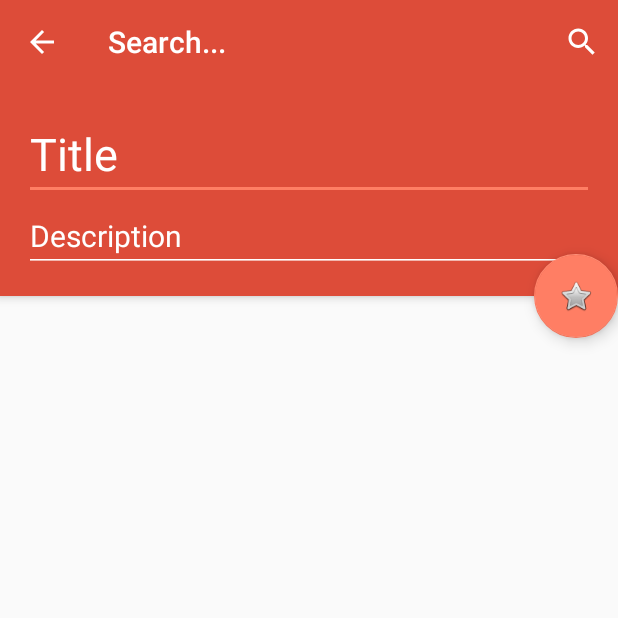
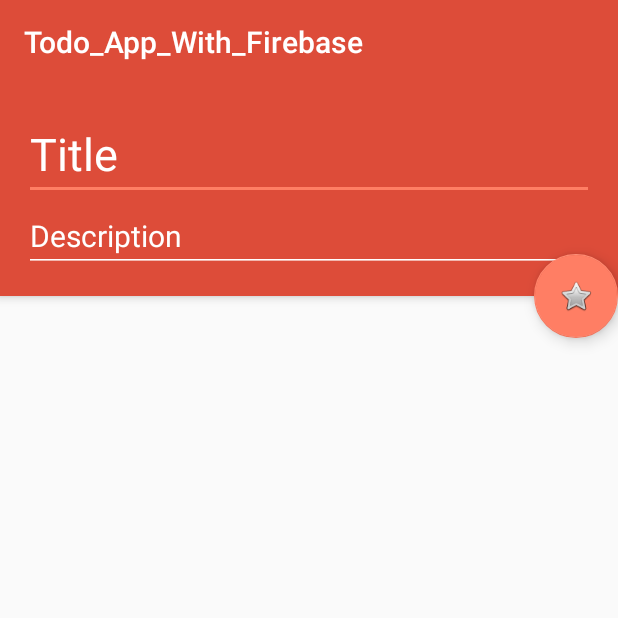
Before and after one commit to tareq3/Searchable_Recycler_ViewTodo_App_With_FireStore, an Android app: the screen it shows after launch (MainActivity), on a phone screen of 412 x 824 dp, the top half of it. Run offline under Robolectric (Android 15) with nearby library versions, the phone set to English and light mode, and no system bars; our stand-ins replace Firebase (no records; nobody signed in at launch, a user with empty details on screens opened directly); libraries missing offline, so code that uses them is left out: com.rengwuxian.materialedittext, dmax.dialog; plain views replace MaterialEditText; 5 statements that could not run were skipped.

Commit message:
02 branch Initial commit

```diff
--- a/app/src/main/AndroidManifest.xml
+++ b/app/src/main/AndroidManifest.xml
@@ -13,12 +13,6 @@
         android:theme="@style/AppTheme">
         <activity android:name=".MainActivity"
             >
-            <meta-data
-                android:name="andoid.app.searchable"
-                android:resource="@xml/searchable"/>
-            <intent-filter>
-                <action android:name="android.intent.action.SEARCH" />
-            </intent-filter>
 
             <intent-filter>
                 <action android:name="android.intent.action.MAIN" />
--- a/app/src/main/java/com/mti/todo_app_with_firebase/MainActivity.java
+++ b/app/src/main/java/com/mti/todo_app_with_firebase/MainActivity.java
@@ -66,8 +66,8 @@ public class MainActivity extends AppCompatActivity {
         setSupportActionBar(toolbar);
 
         // toolbar fancy stuff
-        getSupportActionBar().setDisplayHomeAsUpEnabled(true);
-        getSupportActionBar().setTitle("Search...");
+       // getSupportActionBar().setDisplayHomeAsUpEnabled(true);
+        getSupportActionBar().setTitle(R.string.app_name);
 
 
 
@@ -107,61 +107,22 @@ public class MainActivity extends AppCompatActivity {
 
         getMenuInflater().inflate(R.menu.menu_search, menu);
 
-        //Associate searchable configuration with the Searchview
-        SearchManager searchManager= (SearchManager) getSystemService(Context.SEARCH_SERVICE);
-
-        mSearchView= (SearchView) menu.findItem(R.id.action_search).getActionView();
-
-        mSearchView.setSearchableInfo(searchManager.getSearchableInfo(getComponentName()));
-
-        mSearchView.setMaxWidth(Integer.MAX_VALUE);
-
-        //Listening to serach queary changes
-        mSearchView.setOnQueryTextListener(new SearchView.OnQueryTextListener() {
-            @Override
-            public boolean onQueryTextSubmit(String query) {
-                //filter recycler view when querry submitted
-                mAdapter.getFilter().filter(query);
-                return false;
-            }
-
-            @Override
-            public boolean onQueryTextChange(String newText) {
-
-                //filter recycler view when text is changed
-                mAdapter.getFilter().filter(newText);
-                return false;
-            }
-        });
-
-
-        return true;
+     return true;
     }
 
     @Override
     public boolean onOptionsItemSelected(MenuItem item) {
 
-        // Handle action bar item clicks here. The action bar will
-        // automatically handle clicks on the Home/Up button, so long
-        // as you specify a parent activity in AndroidManifest.xml.
-        int id = item.getItemId();
 
-        //noinspection SimplifiableIfStatement
-        if (id == R.id.action_search) {
-            return true;
-        }
         return super.onOptionsItemSelected(item);
     }
 
     @Override
     public void onBackPressed() {
-        // close search view on back button pressed
-        if (!mSearchView.isIconified()) {
-            mSearchView.setIconified(true);
-            return;
-        }
+
         super.onBackPressed();
     }
+
 
     @Override
     public boolean onContextItemSelected(MenuItem item) {
--- a/app/src/main/res/menu/menu_search.xml
+++ b/app/src/main/res/menu/menu_search.xml
@@ -8,12 +8,6 @@
 <menu xmlns:android="http://schemas.android.com/apk/res/android"
     xmlns:app="http://schemas.android.com/apk/res-auto">
 
-    <item
-        android:id="@+id/action_search"
-        android:icon="@android:drawable/ic_menu_search"
-        android:orderInCategory="100"
-        android:title="action_search"
-        app:showAsAction="always"
-        app:actionViewClass="android.support.v7.widget.SearchView" />
+
 
 </menu>
```
Also changed, not shown: app/src/main/java/com/mti/todo_app_with_firebase/Adapter/ListItemAdapter.java (+4 -54 lines), app/src/main/res/xml/searchable.xml (deleted, +0 -12 lines).
